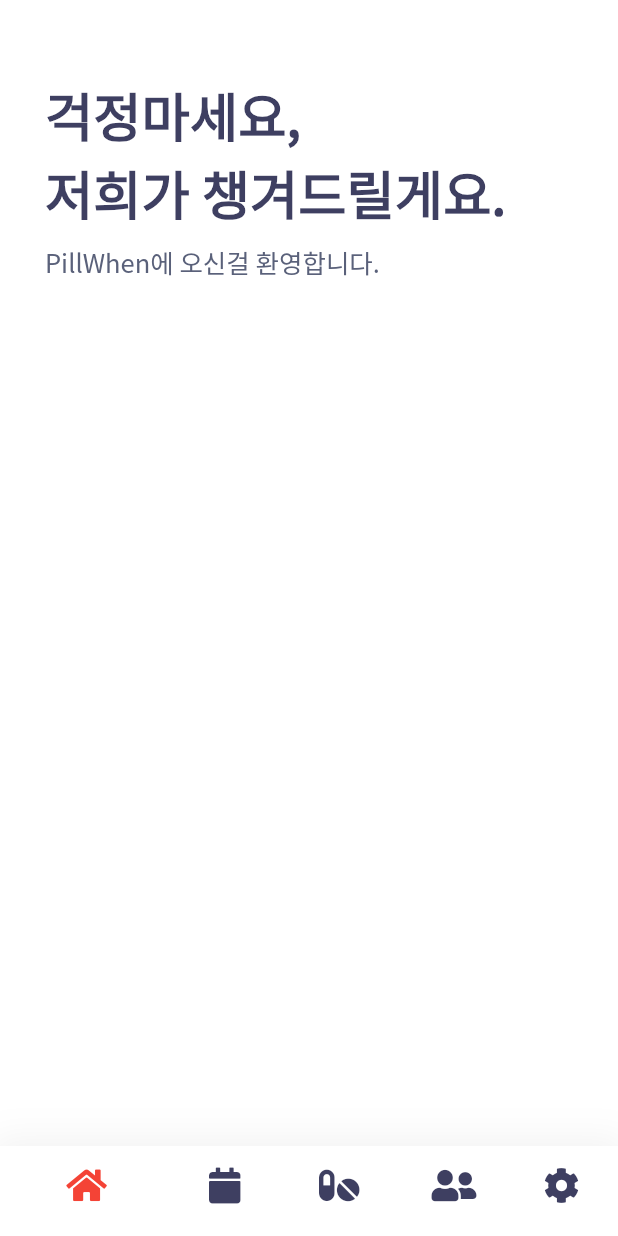
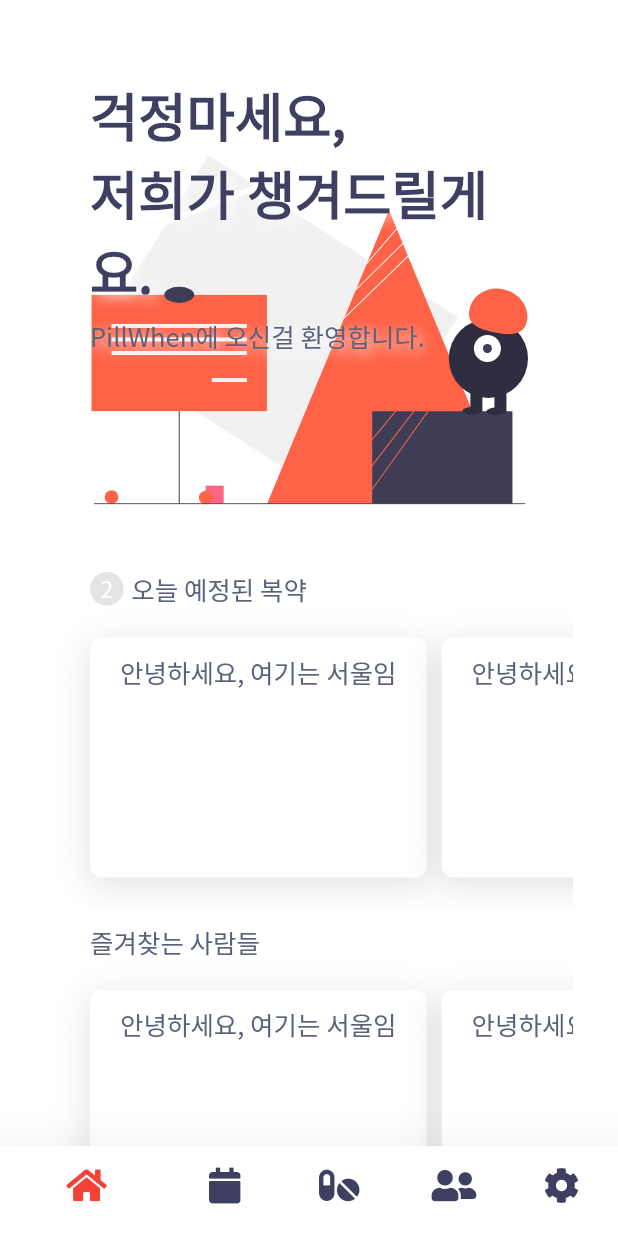
Before and after one commit to xeken/phillwhen, a Flutter app: the screen it shows after launch, on a phone screen of 412 x 824 dp. Run offline on Flutter 3.47's test engine with Material 2 defaults, Android fonts, the phone set to English and light mode, and no system bars; our stand-ins replace flutter_svg, font_awesome_flutter.

Commit message:
홈 화면 틀 잡기.

```diff
--- a/lib/pages/home.dart
+++ b/lib/pages/home.dart
@@ -1,4 +1,7 @@
 import 'package:flutter/material.dart';
+import 'package:flutter_svg/flutter_svg.dart';
+import 'package:medi/widgets/card.dart';
+import 'package:medi/widgets/homeItem.dart';
 
 class Home extends StatefulWidget {
   @override
@@ -10,16 +13,76 @@ class _HomeState extends State<Home> {
   @override
   Widget build(BuildContext context) {
     return Container(
-        child: Column(
-          crossAxisAlignment: CrossAxisAlignment.start,
+      child: ListView(
           children: <Widget>[
             Padding(
-                padding: EdgeInsets.only(top: 50.0),
-                child: Text('걱정마세요,\n저희가 챙겨드릴게요.', style: Theme.of(context).textTheme.title,)
+              padding: EdgeInsets.symmetric(horizontal: 30.0),
+              child: Stack(
+                alignment: Alignment.topLeft,
+                children: <Widget>[
+                  Padding(
+                    padding: const EdgeInsets.only(top: 70.0),
+                    child: SvgPicture.asset('assets/illusts/undraw_reminder.svg', height: 300,),
+                  ),
+                  Column(
+                    crossAxisAlignment: CrossAxisAlignment.start,
+                    children: <Widget>[
+                      Padding(
+                          padding: EdgeInsets.only(top: 50.0),
+                          child: Text(
+                            '걱정마세요,\n저희가 챙겨드릴게요.',
+                            style: Theme.of(context).textTheme.title.copyWith(
+                              shadows: [
+                                Shadow(
+                                  blurRadius: 10.0,
+                                  color: Colors.white,
+                                  offset: Offset(3.0, 3.0),
+                                ),
+                              ],
+                            ),
+                          )
+                      ),
+                      Padding(
+                        padding: const EdgeInsets.only(top: 5.0),
+                        child: Text(
+                          'PillWhen에 오신걸 환영합니다.',
+                          style: Theme.of(context).textTheme.caption.copyWith(
+                            shadows: [
+                              Shadow(
+                                blurRadius: 10.0,
+                                color: Colors.white,
+                                offset: Offset(3.0, 3.0),
+                              ),
+                            ],
+                          ),
+                          textAlign: TextAlign.left,
+                        ),
+                      )
+                    ],
+                  ),
+                ],
+              ),
             ),
-            Padding(
-              padding: const EdgeInsets.only(top: 8.0),
-              child: Text('PillWhen에 오신걸 환영합니다.', style: Theme.of(context).textTheme.caption, textAlign: TextAlign.left,),
+            HomeItem(
+              title: '오늘 예정된 복약',
+              listItems: <Widget>[
+                PwCard(),
+                Padding(padding:EdgeInsets.only(right: 10.0)),
+                PwCard(),
+                Padding(padding:EdgeInsets.only(right: 10.0)),
+                PwCard(),
+              ],
+              badgeText: "2",
+            ),
+            HomeItem(
+              title: '즐겨찾는 사람들',
+              listItems: <Widget>[
+                PwCard(),
+                Padding(padding:EdgeInsets.only(right: 10.0)),
+                PwCard(),
+                Padding(padding:EdgeInsets.only(right: 10.0)),
+                PwCard(),
+              ],
             )
           ],
         ),
```
